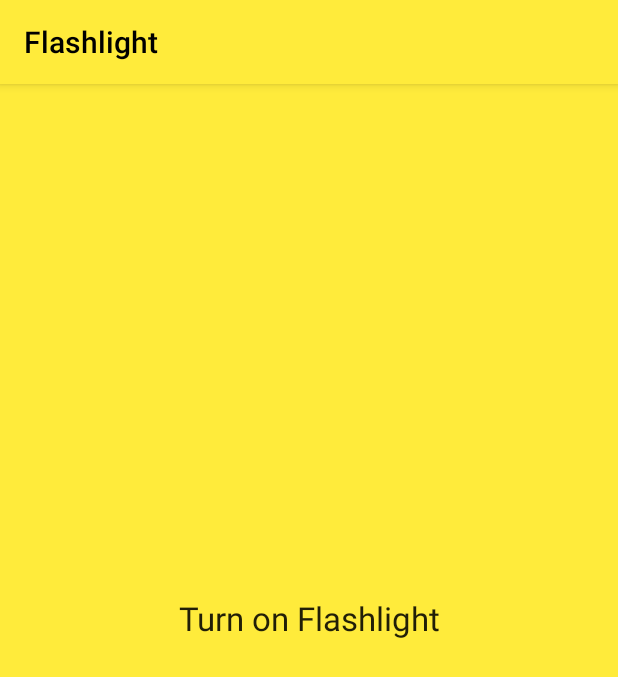
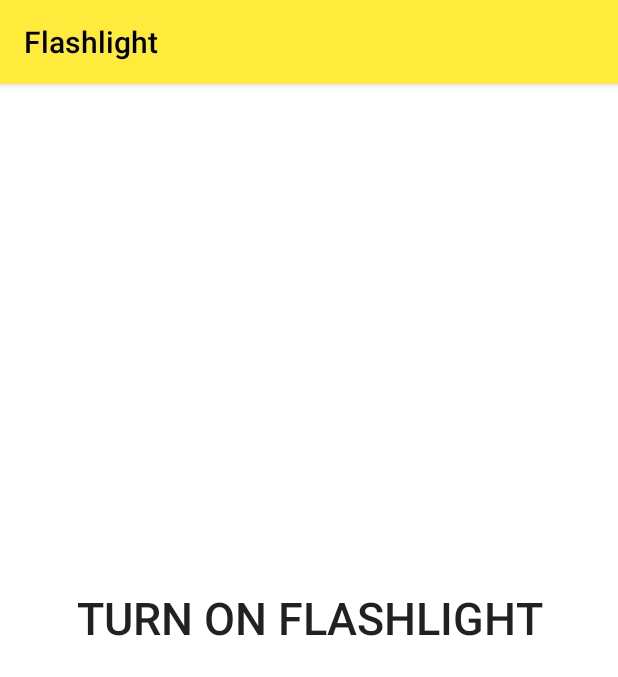
Before and after one commit to jomartigcal/tigcal-utils, an Android app: the FlashlightActivity screen opened directly, with no data from a screen before it, on a phone screen of 412 x 824 dp. Shown: the top 677 px of the screen. Run offline under Robolectric (Android 15) with nearby library versions, the phone set to English and light mode, and no system bars; 1 statement that could not run was skipped.

Commit message:
Adding background color change when toggling flashlight button on/off
Signed-off-by: Jomar Tigcal <jomar@tigcal.com>

```diff
--- a/app/src/main/res/layout/activity_flashlight.xml
+++ b/app/src/main/res/layout/activity_flashlight.xml
@@ -30,10 +30,10 @@
         android:id="@+id/flashlight_button"
         android:layout_width="match_parent"
         android:layout_height="match_parent"
-        android:background="@color/fl_primary"
+        android:background="#ffffff"
         android:checked="false"
         android:text="@string/fl_label"
-        android:textAppearance="@style/TextAppearance.AppCompat.Large"
+        android:textSize="30sp"
         android:textOff="@string/fl_turn_on"
         android:textOn="@string/fl_turn_off" />
 
```
Also changed, not shown: app/src/main/java/com/tigcal/utils/FlashlightActivity.java (+7 -0 lines).
